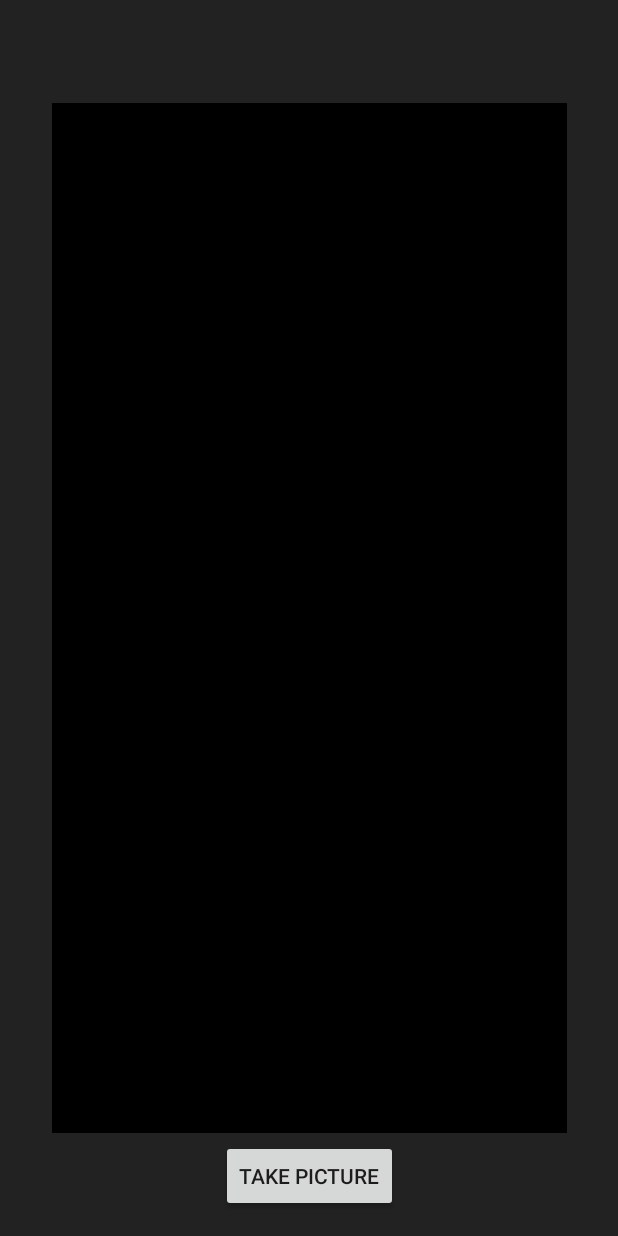
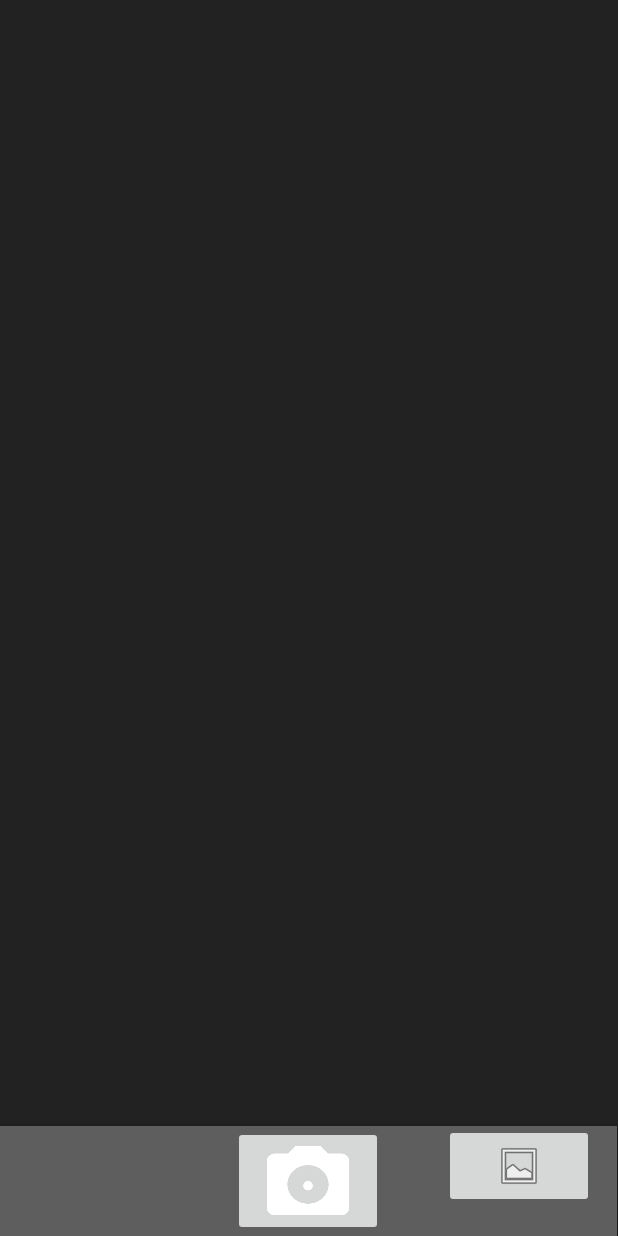
Before and after one commit to MuhammadHayat98/Splait, an Android app: the imgProcActivity screen opened directly, with no data from a screen before it, on a phone screen of 412 x 824 dp. Run offline under Robolectric (Android 15) with nearby library versions, the phone set to English and light mode, and no system bars.

Commit message:
need to implement camera roll

```diff
--- a/app/src/main/java/com/example/c491l/CameraActivity.java
+++ b/app/src/main/java/com/example/c491l/CameraActivity.java
@@ -72,7 +72,7 @@ public class CameraActivity extends AppCompatActivity {
         textureView = (TextureView) findViewById(R.id.texture_view);
         assert textureView != null;
         textureView.setSurfaceTextureListener(textureListener);
-        takePictureButton = findViewById(R.id.take_pic);
+        takePictureButton = findViewById(R.id.camera_snap);
         assert takePictureButton != null;
         takePictureButton.setOnClickListener(new View.OnClickListener() {
             @Override
--- a/app/src/main/java/com/example/c491l/MainActivity.java
+++ b/app/src/main/java/com/example/c491l/MainActivity.java
@@ -24,7 +24,7 @@ public class MainActivity extends AppCompatActivity {
     }
 
     public void openCameraView() {
-        Intent intent = new Intent(this, CameraActivity.class);
+        Intent intent = new Intent(this, imgProcActivity.class);
         startActivity(intent);
     }
 
--- a/app/src/main/java/com/example/c491l/imgProcActivity.java
+++ b/app/src/main/java/com/example/c491l/imgProcActivity.java
@@ -20,6 +20,7 @@ import android.view.MotionEvent;
 import android.view.View;
 import android.view.ViewGroup;
 import android.widget.Button;
+import android.widget.ImageButton;
 import android.widget.ImageView;
 
 import com.c490.Util;
@@ -42,7 +43,8 @@ public class imgProcActivity extends AppCompatActivity {
 
     private Bitmap img;
     private ImageView myImage;
-    private Button button;
+    private ImageButton Button;
+    private ImageButton gallery;
 
     public static final float map(float value, float istart, float istop, float ostart, float ostop) {
         return ostart + (ostop - ostart) * ((value - istart) / (istop - istart));
@@ -80,7 +82,8 @@ public class imgProcActivity extends AppCompatActivity {
 
         myImage = findViewById(R.id.myImage);
         myImage.setAlpha(1.0f);
-        button = findViewById(R.id.button);
+        Button = findViewById(R.id.button);
+        gallery = findViewById(R.id.camera_roll);
         ViewGroup.LayoutParams params = myImage.getLayoutParams();
         DisplayMetrics dm = new DisplayMetrics();
         getWindowManager().getDefaultDisplay().getMetrics(dm);
@@ -116,10 +119,16 @@ public class imgProcActivity extends AppCompatActivity {
                 return false;
             }
         });
-        button.setOnClickListener(new View.OnClickListener() {
+        Button.setOnClickListener(new View.OnClickListener() {
             @Override
             public void onClick(View v) {
                 dispatchTakePictureIntent();
+            }
+        });
+        gallery.setOnClickListener(new View.OnClickListener(){
+            @Override
+            public void onClick(View v){
+
             }
         });
     }
--- a/app/src/main/res/layout/activity_imgproc.xml
+++ b/app/src/main/res/layout/activity_imgproc.xml
@@ -9,22 +9,55 @@
 
     <ImageView
         android:id="@+id/myImage"
-        android:layout_width="396dp"
-        android:layout_height="786dp"
-        android:background="#000000"
+        android:layout_width="406dp"
+        android:layout_height="740dp"
         app:layout_constraintBottom_toBottomOf="parent"
         app:layout_constraintEnd_toEndOf="parent"
         app:layout_constraintStart_toStartOf="parent"
         app:layout_constraintTop_toTopOf="parent" />
 
-    <Button
+<!--    <Button-->
+<!--        android:id="@+id/button"-->
+<!--        android:layout_width="wrap_content"-->
+<!--        android:layout_height="wrap_content"-->
+<!--        android:layout_marginBottom="16dp"-->
+<!--        android:text="Take Picture"-->
+<!--        app:layout_constraintBottom_toBottomOf="parent"-->
+<!--        app:layout_constraintEnd_toEndOf="parent"-->
+<!--        app:layout_constraintStart_toStartOf="parent" />-->
+    <com.google.android.material.bottomappbar.BottomAppBar
+        android:id="@+id/bottomAppBar"
+        style="@style/Widget.MaterialComponents.BottomAppBar.Colored"
+        android:layout_width="411dp"
+        android:layout_height="73dp"
+        android:layout_gravity="bottom"
+        app:backgroundTint="#5E5E5E"
+        app:layout_constraintBottom_toBottomOf="parent"
+        tools:layout_editor_absoluteX="0dp" />
+
+    <ImageButton
         android:id="@+id/button"
-        android:layout_width="wrap_content"
-        android:layout_height="wrap_content"
-        android:layout_marginBottom="16dp"
-        android:text="Take Picture"
+        android:layout_width="100dp"
+        android:layout_height="73dp"
         app:layout_constraintBottom_toBottomOf="parent"
         app:layout_constraintEnd_toEndOf="parent"
-        app:layout_constraintStart_toStartOf="parent" />
+        app:layout_constraintHorizontal_bias="0.498"
+        app:layout_constraintStart_toStartOf="parent"
+
+        app:layout_constraintTop_toTopOf="parent"
+        app:layout_constraintVertical_bias="1.0"
+        app:srcCompat="@drawable/camera_img_btn" />
+
+    <ImageButton
+        android:id="@+id/camera_roll"
+        android:layout_width="100dp"
+        android:layout_height="56dp"
+        app:layout_constraintBottom_toBottomOf="parent"
+        app:layout_constraintEnd_toEndOf="parent"
+        app:layout_constraintHorizontal_bias="0.948"
+        app:layout_constraintStart_toStartOf="parent"
+        app:layout_constraintTop_toTopOf="parent"
+        app:layout_constraintVertical_bias="0.976"
+        app:srcCompat="@android:drawable/ic_menu_gallery" />
 
 </androidx.constraintlayout.widget.ConstraintLayout>
```
Also changed, not shown: app/src/main/res/layout/activity_camera.xml (+37 -11 lines).
